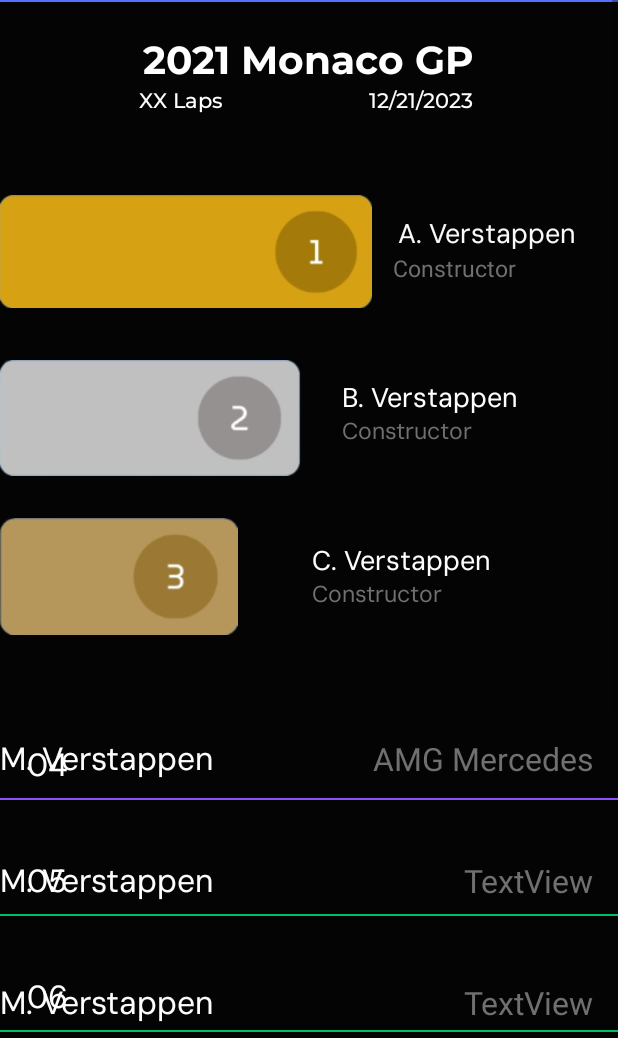
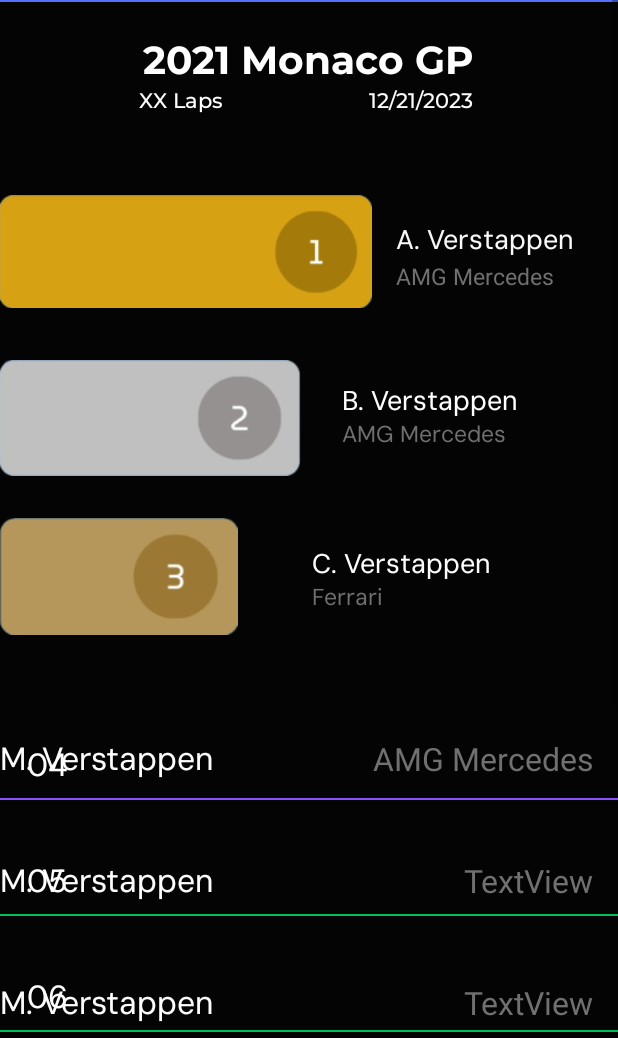
Before and after one commit to MaJhinn-Buu/LapLeader, an Android app: the SeeRaceMainPage screen opened directly, with no data from a screen before it, on a phone screen of 412 x 824 dp, the part 198-1236 px from its top. Run offline under Robolectric (Android 15) with nearby library versions, the phone set to English and light mode, and no system bars; our stand-ins replace Firebase (no records; nobody signed in at launch, a user with empty details on screens opened directly).

Commit message:
The Sapit Update

```diff
--- a/app/src/main/res/layout/seerace_results_main.xml
+++ b/app/src/main/res/layout/seerace_results_main.xml
@@ -130,27 +130,26 @@
                 android:layout_width="wrap_content"
                 android:layout_height="wrap_content"
                 android:layout_marginStart="20dp"
-                android:layout_marginTop="68dp"
+                android:layout_marginTop="72dp"
                 android:layout_marginEnd="76dp"
                 android:fontFamily="@font/dmsans_variablefont"
                 android:text="A. Verstappen"
                 android:textColor="#FAF9F9"
                 android:textSize="18sp"
                 app:layout_constraintEnd_toEndOf="parent"
-                app:layout_constraintHorizontal_bias="0.06"
+                app:layout_constraintHorizontal_bias="0.08"
                 app:layout_constraintStart_toEndOf="@+id/imageView6"
                 app:layout_constraintTop_toBottomOf="@+id/RaceDate" />
 
             <TextView
                 android:id="@+id/P1_Const"
                 android:layout_width="wrap_content"
-        android:layout_height="wrap_content"
-        android:layout_marginEnd="68dp"
-        android:text="Constructor"
+                android:layout_height="18dp"
+                android:layout_marginStart="16dp"
+                android:layout_marginTop="1dp"
+                android:text="AMG Mercedes"
                 android:textColor="#707070"
                 android:textSize="15sp"
-        app:layout_constraintEnd_toEndOf="parent"
-        app:layout_constraintHorizontal_bias="1.0"
                 app:layout_constraintStart_toEndOf="@+id/imageView6"
                 app:layout_constraintTop_toBottomOf="@+id/P1_Driver" />
 
@@ -175,13 +174,10 @@
                 android:layout_width="wrap_content"
                 android:layout_height="wrap_content"
                 android:layout_marginStart="4dp"
-        android:layout_marginEnd="108dp"
                 android:fontFamily="@font/dmsans_variablefont"
-        android:text="Constructor"
+                android:text="AMG Mercedes"
                 android:textColor="#707070"
                 android:textSize="15sp"
-        app:layout_constraintEnd_toEndOf="parent"
-        app:layout_constraintHorizontal_bias="0.0"
                 app:layout_constraintStart_toEndOf="@+id/imageView7"
                 app:layout_constraintTop_toBottomOf="@+id/P2_Driver" />
 
@@ -206,13 +202,10 @@
                 android:layout_width="wrap_content"
                 android:layout_height="wrap_content"
                 android:layout_marginStart="208dp"
-        android:layout_marginEnd="127dp"
                 android:fontFamily="@font/dmsans_variablefont"
-        android:text="Constructor"
+                android:text="Ferrari"
                 android:textColor="#707070"
                 android:textSize="15sp"
-        app:layout_constraintEnd_toEndOf="parent"
-        app:layout_constraintHorizontal_bias="0.0"
                 app:layout_constraintStart_toStartOf="parent"
                 app:layout_constraintTop_toBottomOf="@+id/P3_Driver" />
 
```
Lines whose indentation alone changed are shown as unchanged.
